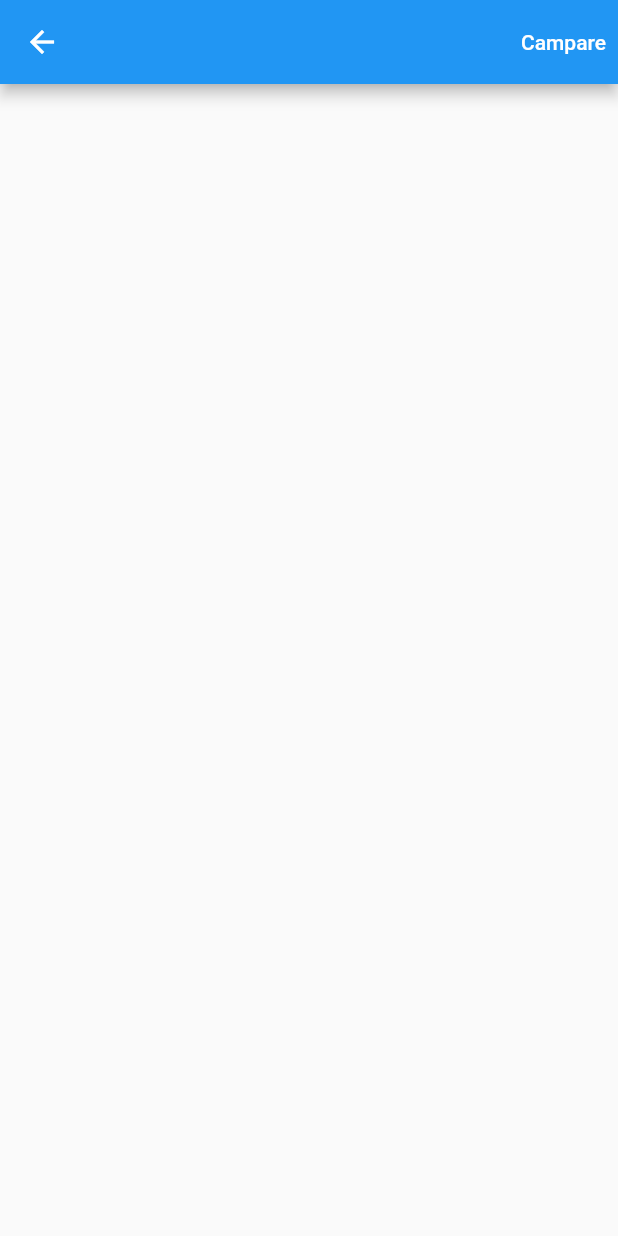
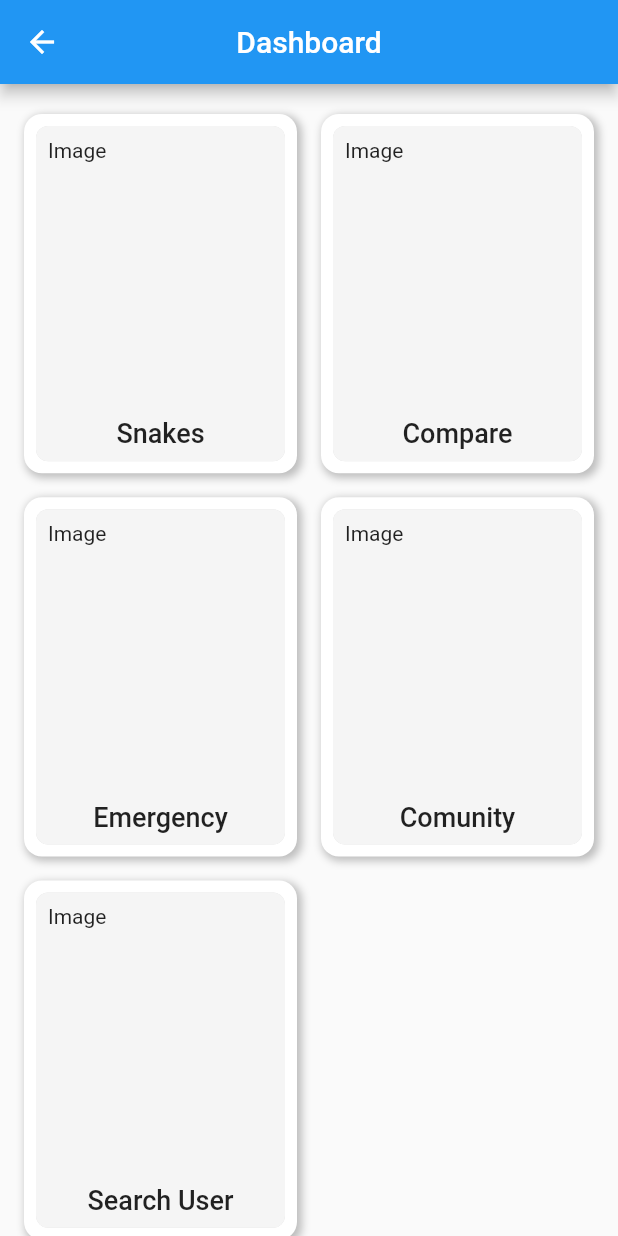
Before and after one commit to askabdulhaseeb/snake-identifier-app, a Flutter app: the MainScreen screen opened by its route, on a phone screen of 412 x 824 dp. Run offline on Flutter 3.47's test engine with Material 2 defaults, Android fonts, the phone set to English and light mode, and no system bars; our stand-ins replace cached_network_image, carousel_slider, cloud_firestore, file_picker, firebase_auth, firebase_core and 2 more; accounts and stored records are empty.

Commit message:
add dashboard screen

```diff
--- /dev/null
+++ b/lib/enum/dashboard_tile_enum.dart
@@ -0,0 +1,22 @@
+import '../views/snakes/snake_compare_screen.dart';
+import '../views/snakes/snakes_screen.dart';
+import '../views/user_screens/user_search_screen.dart';
+
+enum DashboardTileEnum {
+  snakes('Snakes', '', true, SnakesScreen.routeName),
+  compare('Compare', '', true, SnakeCompareScreen.routeName),
+  emergeny('Emergency', '', false, ''),
+  comunity('Comunity', '', false, ''),
+  user('Search User', '', true, UserSearchScreen.routeName);
+
+  const DashboardTileEnum(
+    this.title,
+    this.image,
+    this.hasScreen,
+    this.routeName,
+  );
+  final String title;
+  final String image;
+  final bool hasScreen;
+  final String routeName;
+}
--- a/lib/main.dart
+++ b/lib/main.dart
@@ -12,6 +12,7 @@ import 'views/auth/sign_up_screen.dart';
 import 'views/main_screen/main_screen.dart';
 import 'views/snakes/add_snake_screen.dart';
 import 'views/snakes/snake_compare_screen.dart';
+import 'views/snakes/snakes_screen.dart';
 import 'views/user_screens/user_search_screen.dart';
 
 Future<void> main() async {
@@ -51,6 +52,7 @@ class MyApp extends StatelessWidget {
           SignUpScreen.routeName: (_) => const SignUpScreen(),
           MainScreen.routeName: (_) => const MainScreen(),
           UserSearchScreen.routeName: (_) => const UserSearchScreen(),
+          SnakesScreen.routeName: (_) => const SnakesScreen(),
           AddSnakeScreen.routeName: (_) => const AddSnakeScreen(),
           SnakeCompareScreen.routeName: (_) => const SnakeCompareScreen(),
         },
--- a/lib/views/main_screen/main_screen.dart
+++ b/lib/views/main_screen/main_screen.dart
@@ -4,12 +4,9 @@ import 'package:provider/provider.dart';
 import '../../database/auth_methods.dart';
 import '../../enum/user_role.dart';
 import '../../models/app_user.dart';
-import '../../providers/snake_provider.dart';
 import '../../providers/user_provider.dart';
-import '../../widgets/snake/snakes_gridview.dart';
+import '../../widgets/dashboard/dashboard_gridview.dart';
 import '../snakes/add_snake_screen.dart';
-import '../snakes/snake_compare_screen.dart';
-import '../user_screens/user_search_screen.dart';
 
 class MainScreen extends StatelessWidget {
   const MainScreen({super.key});
@@ -22,22 +19,16 @@ class MainScreen extends StatelessWidget {
         .role;
     return Scaffold(
       appBar: AppBar(
-        actions: <Widget>[
-          TextButton(
-            onPressed: () =>
-                Navigator.of(context).pushNamed(UserSearchScreen.routeName),
-            child: const Text(
-              'Campare',
-              style: TextStyle(color: Colors.white),
-            ),
-          ),
-        ],
+        title: const Text('Dashboard'),
+        centerTitle: true,
       ),
-      body: Padding(
-        padding: const EdgeInsets.symmetric(horizontal: 16),
-        child: Consumer<SnakeProvider>(
-          builder: (BuildContext context, SnakeProvider snakePro, _) =>
-              SnakesGridView(snakes: snakePro.snakes),
+      body: SingleChildScrollView(
+        child: Column(
+          children: const <Widget>[
+            SizedBox(height: 16),
+            DashboardGridview(),
+            SizedBox(height: 30),
+          ],
         ),
       ),
       floatingActionButton: role == UserRole.user
--- /dev/null
+++ b/lib/views/snakes/snakes_screen.dart
@@ -0,0 +1,33 @@
+import 'package:flutter/material.dart';
+import 'package:provider/provider.dart';
+
+import '../../providers/snake_provider.dart';
+import '../../widgets/snake/snakes_gridview.dart';
+import 'snake_compare_screen.dart';
+
+class SnakesScreen extends StatelessWidget {
+  const SnakesScreen({super.key});
+  static const String routeName = '/snakes';
+
+  @override
+  Widget build(BuildContext context) {
+    return Scaffold(
+      appBar: AppBar(
+        actions: <Widget>[
+          TextButton(
+            onPressed: () =>
+                Navigator.of(context).pushNamed(SnakeCompareScreen.routeName),
+            child: const Text(
+              'Campare',
+              style: TextStyle(color: Colors.white),
+            ),
+          ),
+        ],
+      ),
+      body: Consumer<SnakeProvider>(
+        builder: (BuildContext context, SnakeProvider snakePro, _) =>
+            SnakesGridView(snakes: snakePro.snakes),
+      ),
+    );
+  }
+}
--- /dev/null
+++ b/lib/widgets/dashboard/dashboard_gridview.dart
@@ -0,0 +1,32 @@
+import 'package:flutter/material.dart';
+
+import '../../enum/dashboard_tile_enum.dart';
+import 'dashboard_tile.dart';
+
+class DashboardGridview extends StatelessWidget {
+  const DashboardGridview({super.key});
+
+  @override
+  Widget build(BuildContext context) {
+    final List<DashboardTileEnum> tiles = <DashboardTileEnum>[
+      DashboardTileEnum.snakes,
+      DashboardTileEnum.compare,
+      DashboardTileEnum.emergeny,
+      DashboardTileEnum.comunity,
+      DashboardTileEnum.user,
+    ];
+    return GridView.builder(
+      gridDelegate: const SliverGridDelegateWithFixedCrossAxisCount(
+        crossAxisCount: 2,
+        crossAxisSpacing: 16,
+        mainAxisSpacing: 8,
+        childAspectRatio: 4 / 5,
+      ),
+      primary: false,
+      shrinkWrap: true,
+      itemCount: tiles.length,
+      itemBuilder: (BuildContext context, int index) =>
+          DashboardTile(tile: tiles[index], index: index),
+    );
+  }
+}
--- /dev/null
+++ b/lib/widgets/dashboard/dashboard_tile.dart
@@ -0,0 +1,71 @@
+import 'package:flutter/material.dart';
+
+import '../../enum/dashboard_tile_enum.dart';
+import '../custom_widgets/custom_shadow_bg_widget.dart';
+
+class DashboardTile extends StatelessWidget {
+  const DashboardTile({required this.tile, required this.index, super.key});
+  final DashboardTileEnum tile;
+  final int index;
+
+  @override
+  Widget build(BuildContext context) {
+    return Padding(
+      padding: index % 2 == 0
+          ? const EdgeInsets.only(left: 16)
+          : const EdgeInsets.only(right: 16),
+      child: GestureDetector(
+        onTap: () {
+          if (tile.hasScreen) {
+            Navigator.of(context).pushNamed(tile.routeName);
+          }
+        },
+        child: CustomShadowBgWidget(
+          child: ClipRRect(
+            borderRadius: BorderRadius.circular(8),
+            child: Container(
+              width: double.infinity,
+              padding: const EdgeInsets.all(8),
+              decoration: BoxDecoration(
+                color: Colors.grey[100],
+                borderRadius: BorderRadius.circular(8),
+                boxShadow: <BoxShadow>[
+                  BoxShadow(
+                    color: Theme.of(context)
+                        .textTheme
+                        .bodyLarge!
+                        .color!
+                        .withOpacity(0.1),
+                    offset: const Offset(0, 0),
+                    blurRadius: 1,
+                    spreadRadius: 3,
+                  )
+                ],
+              ),
+              child: Column(
+                children: <Widget>[
+                  const Expanded(
+                    child: SizedBox(
+                      height: double.infinity,
+                      width: double.infinity,
+                      child: Text('Image'),
+                    ),
+                  ),
+                  Text(
+                    tile.title,
+                    maxLines: 1,
+                    overflow: TextOverflow.ellipsis,
+                    style: const TextStyle(
+                      fontSize: 18,
+                      fontWeight: FontWeight.w500,
+                    ),
+                  ),
+                ],
+              ),
+            ),
+          ),
+        ),
+      ),
+    );
+  }
+}
```
